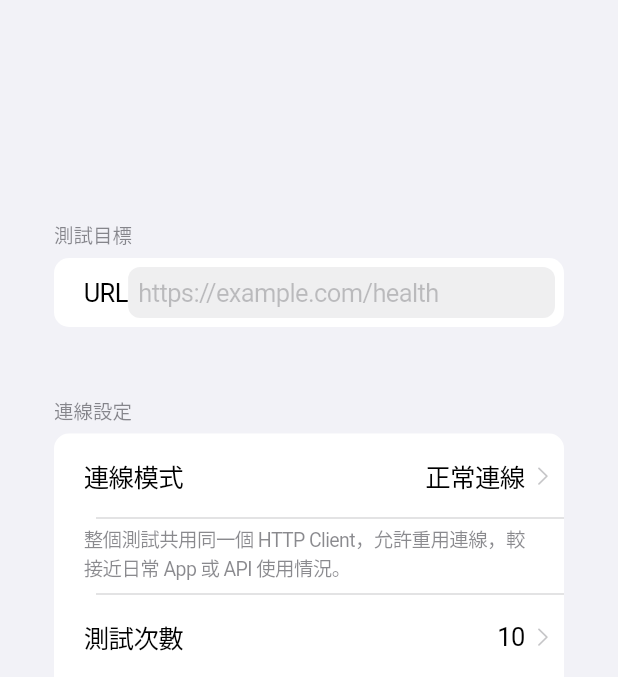
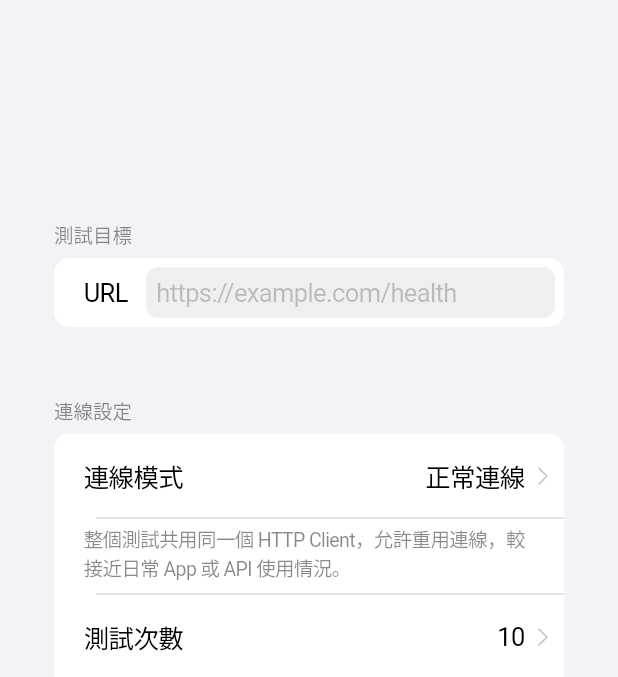
Before and after one commit to swarfte/URL-stability-test, a Flutter app: the screen it shows after launch, on a phone screen of 412 x 824 dp, the part 52-729 px from its top. Run offline on Flutter 3.47's test engine with Material 3 defaults, Android fonts, the light colour scheme and no system bars; our stand-ins replace fl_chart, shared_preferences.

Commit message:
Add right padding to URL field label
Wrap the URL prefix Text in a Padding widget with 12px right padding to improve spacing between the label and the input/error text. Affects lib/features/stability_test/screens/test_setup_screen.dart.

```diff
--- a/lib/features/stability_test/screens/test_setup_screen.dart
+++ b/lib/features/stability_test/screens/test_setup_screen.dart
@@ -172,7 +172,10 @@ class _TestSetupScreenState extends State<TestSetupScreen> {
       header: const Text('測試目標'),
       children: <Widget>[
         CupertinoFormRow(
-          prefix: const Text('URL'),
+          prefix: const Padding(
+            padding: EdgeInsets.only(right: 12),
+            child: Text('URL'),
+          ),
           error: _edited && !_validation.isValid
               ? Text(_validation.error ?? 'URL 無效')
               : null,
```
